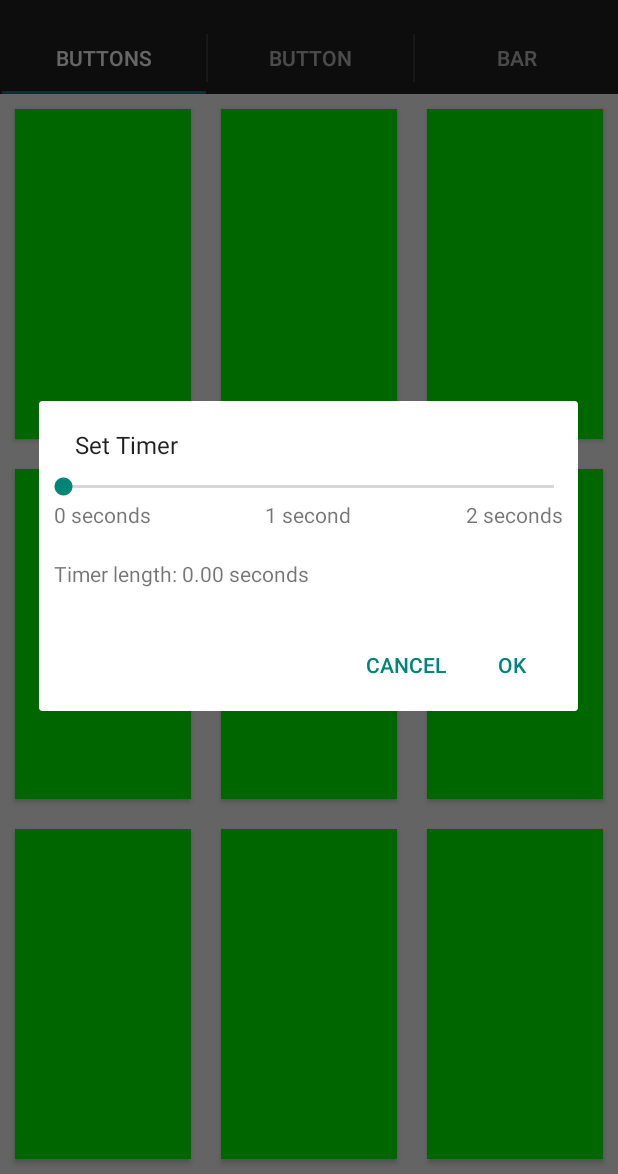
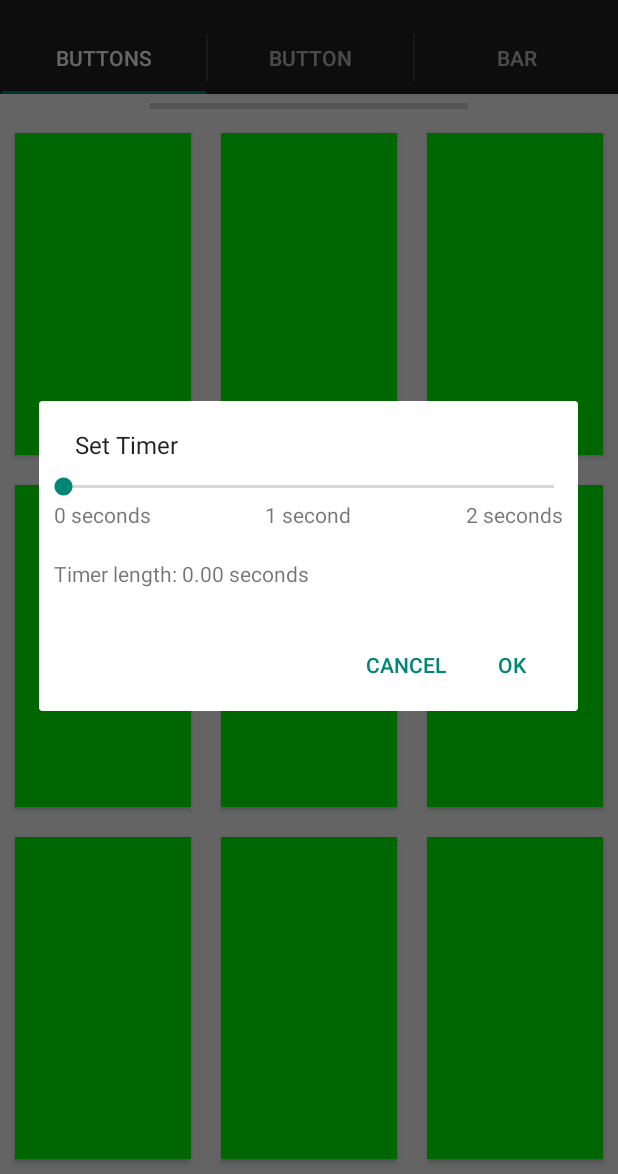
Before and after one commit to cdelorey/speech-therapy, an Android app: the screen it shows after launch (MainActivity), after a tap on "Set Timer", on a phone screen of 412 x 824 dp, the part 62-1236 px from its top. Run offline under Robolectric (Android 15) with nearby library versions, the phone set to English and light mode, and no system bars.

Commit message:
Add single ProgressBar to each button layout

```diff
--- a/app/src/main/res/layout/fragment_multiple_buttons.xml
+++ b/app/src/main/res/layout/fragment_multiple_buttons.xml
@@ -1,4 +1,19 @@
-<TableLayout xmlns:android="http://schemas.android.com/apk/res/android"
+<LinearLayout xmlns:android="http://schemas.android.com/apk/res/android"
+    android:layout_width="match_parent"
+    android:layout_height="match_parent"
+    android:orientation="vertical">
+
+
+    <ProgressBar
+        style="?android:attr/progressBarStyleHorizontal"
+        android:layout_width="fill_parent"
+        android:layout_height="wrap_content"
+        android:id="@+id/progressBarMultiple"
+        android:layout_gravity="center_horizontal"
+        android:paddingLeft="100dp"
+        android:paddingRight="100dp" />
+
+    <TableLayout
         android:layout_width="match_parent"
         android:layout_height="match_parent"
         android:stretchColumns="*"
@@ -68,3 +83,4 @@
         </TableRow>
 
     </TableLayout>
+</LinearLayout>
```
Also changed, not shown: app/src/main/res/layout/fragment_single_button.xml (+10 -0 lines), 1 other file. Lines whose indentation alone changed are shown as unchanged.
